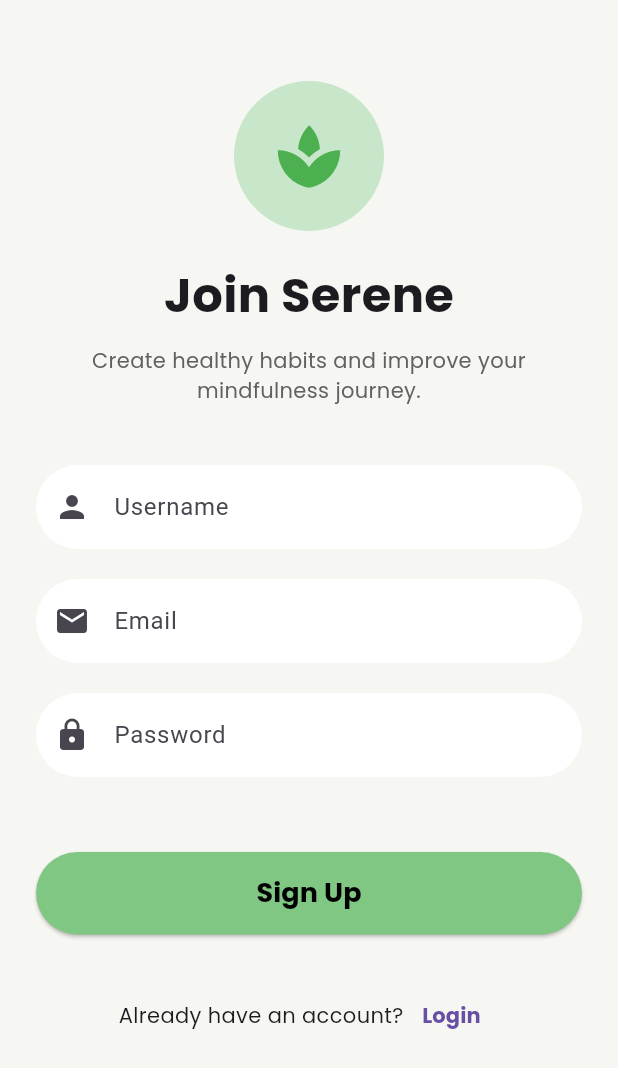
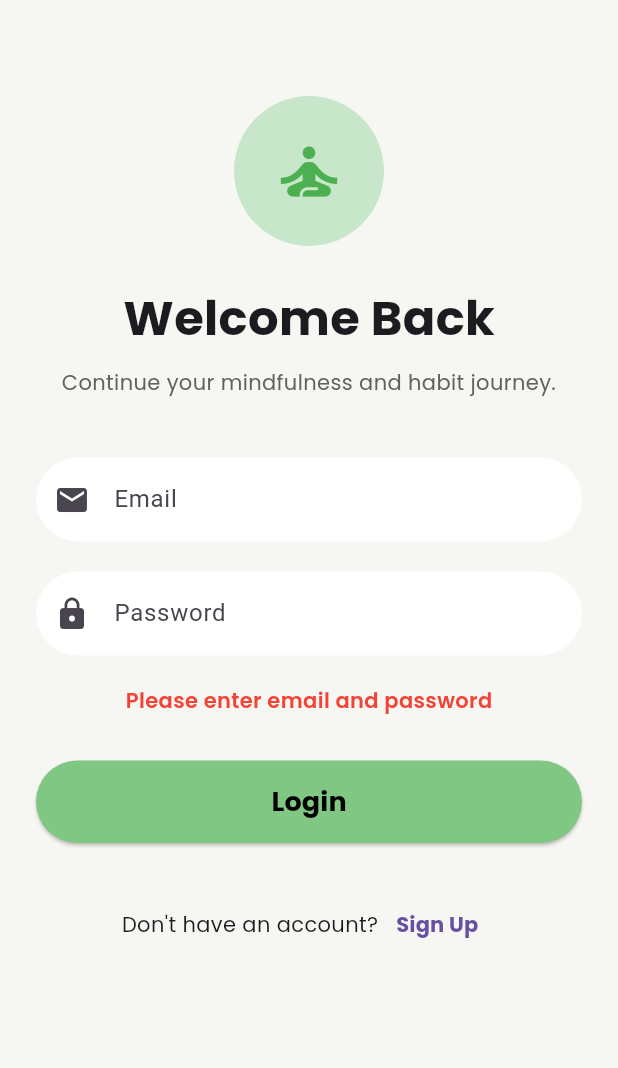
Before and after one commit to NueroHive73/habit-tracker-app, a Flutter app: the screen it shows after launch, after a tap on "Login", on a phone screen of 412 x 824 dp. Shown: the top 1068 px of the screen. Run offline on Flutter 3.47's test engine with Material 3 defaults, Android fonts, the phone set to English and light mode, and no system bars; our stand-ins replace google_fonts.

Commit message:
Added login screen UI

```diff
--- a/lib/main.dart
+++ b/lib/main.dart
@@ -1,5 +1,6 @@
 import 'package:flutter/material.dart';
-import 'screens/signup_screen.dart';
+// import 'screens/signup_screen.dart';
+import 'screens/login_screen.dart';
 
 void main() {
   runApp(const SereneApp());
@@ -20,7 +21,8 @@ class SereneApp extends StatelessWidget {
         primarySwatch: Colors.green,
       ),
 
-      home: const SignupScreen(),
+      // home: const SignupScreen(),
+      home: const LoginScreen(),
     );
   }
 }
--- /dev/null
+++ b/lib/screens/login_screen.dart
@@ -0,0 +1,217 @@
+import 'package:flutter/material.dart';
+import 'package:google_fonts/google_fonts.dart';
+
+class LoginScreen extends StatefulWidget {
+  const LoginScreen({super.key});
+
+  @override
+  State<LoginScreen> createState() => _LoginScreenState();
+}
+
+class _LoginScreenState extends State<LoginScreen> {
+
+  final TextEditingController emailController =
+      TextEditingController();
+
+  final TextEditingController passwordController =
+      TextEditingController();
+
+  String errorMessage = "";
+
+  void loginUser() {
+
+    if (emailController.text.isEmpty ||
+        passwordController.text.isEmpty) {
+
+      setState(() {
+        errorMessage = "Please enter email and password";
+      });
+
+      return;
+    }
+
+    setState(() {
+      errorMessage = "Login Successful";
+    });
+  }
+
+  @override
+  Widget build(BuildContext context) {
+
+    return Scaffold(
+      backgroundColor: const Color(0xffF6F7F2),
+
+      body: SafeArea(
+        child: SingleChildScrollView(
+
+          child: Padding(
+            padding: const EdgeInsets.all(24),
+
+            child: Column(
+              children: [
+
+                const SizedBox(height: 40),
+
+                Container(
+                  width: 100,
+                  height: 100,
+
+                  decoration: BoxDecoration(
+                    color: Colors.green.shade100,
+                    shape: BoxShape.circle,
+                  ),
+
+                  child: const Icon(
+                    Icons.self_improvement,
+                    size: 50,
+                    color: Colors.green,
+                  ),
+                ),
+
+                const SizedBox(height: 25),
+
+                Text(
+                  "Welcome Back",
+
+                  style: GoogleFonts.poppins(
+                    fontSize: 32,
+                    fontWeight: FontWeight.bold,
+                  ),
+                ),
+
+                const SizedBox(height: 10),
+
+                Text(
+                  "Continue your mindfulness and habit journey.",
+
+                  textAlign: TextAlign.center,
+
+                  style: GoogleFonts.poppins(
+                    fontSize: 14,
+                    color: Colors.grey.shade700,
+                  ),
+                ),
+
+                const SizedBox(height: 40),
+
+                buildTextField(
+                  controller: emailController,
+                  hint: "Email",
+                  icon: Icons.email,
+                ),
+
+                const SizedBox(height: 20),
+
+                buildTextField(
+                  controller: passwordController,
+                  hint: "Password",
+                  icon: Icons.lock,
+                  obscureText: true,
+                ),
+
+                const SizedBox(height: 20),
+
+                if (errorMessage.isNotEmpty)
+                  Text(
+                    errorMessage,
+
+                    style: GoogleFonts.poppins(
+                      color: errorMessage == "Login Successful"
+                          ? Colors.green
+                          : Colors.red,
+
+                      fontWeight: FontWeight.w600,
+                    ),
+                  ),
+
+                const SizedBox(height: 30),
+
+                SizedBox(
+                  width: double.infinity,
+                  height: 55,
+
+                  child: ElevatedButton(
+
+                    onPressed: loginUser,
+
+                    style: ElevatedButton.styleFrom(
+                      backgroundColor: Colors.green.shade300,
+
+                      shape: RoundedRectangleBorder(
+                        borderRadius: BorderRadius.circular(30),
+                      ),
+                    ),
+
+                    child: Text(
+                      "Login",
+
+                      style: GoogleFonts.poppins(
+                        fontSize: 18,
+                        fontWeight: FontWeight.bold,
+                        color: Colors.black,
+                      ),
+                    ),
+                  ),
+                ),
+
+                const SizedBox(height: 30),
+
+                Row(
+                  mainAxisAlignment: MainAxisAlignment.center,
+
+                  children: [
+
+                    Text(
+                      "Don't have an account?",
+
+                      style: GoogleFonts.poppins(),
+                    ),
+
+                    TextButton(
+                      onPressed: () {},
+
+                      child: Text(
+                        "Sign Up",
+
+                        style: GoogleFonts.poppins(
+                          fontWeight: FontWeight.bold,
+                        ),
+                      ),
+                    ),
+                  ],
+                ),
+              ],
+            ),
+          ),
+        ),
+      ),
+    );
+  }
+
+  Widget buildTextField({
+    required TextEditingController controller,
+    required String hint,
+    required IconData icon,
+    bool obscureText = false,
+  }) {
+
+    return TextField(
+      controller: controller,
+      obscureText: obscureText,
+
+      decoration: InputDecoration(
+        hintText: hint,
+
+        prefixIcon: Icon(icon),
+
+        filled: true,
+        fillColor: Colors.white,
+
+        border: OutlineInputBorder(
+          borderRadius: BorderRadius.circular(30),
+          borderSide: BorderSide.none,
+        ),
+      ),
+    );
+  }
+}
```
